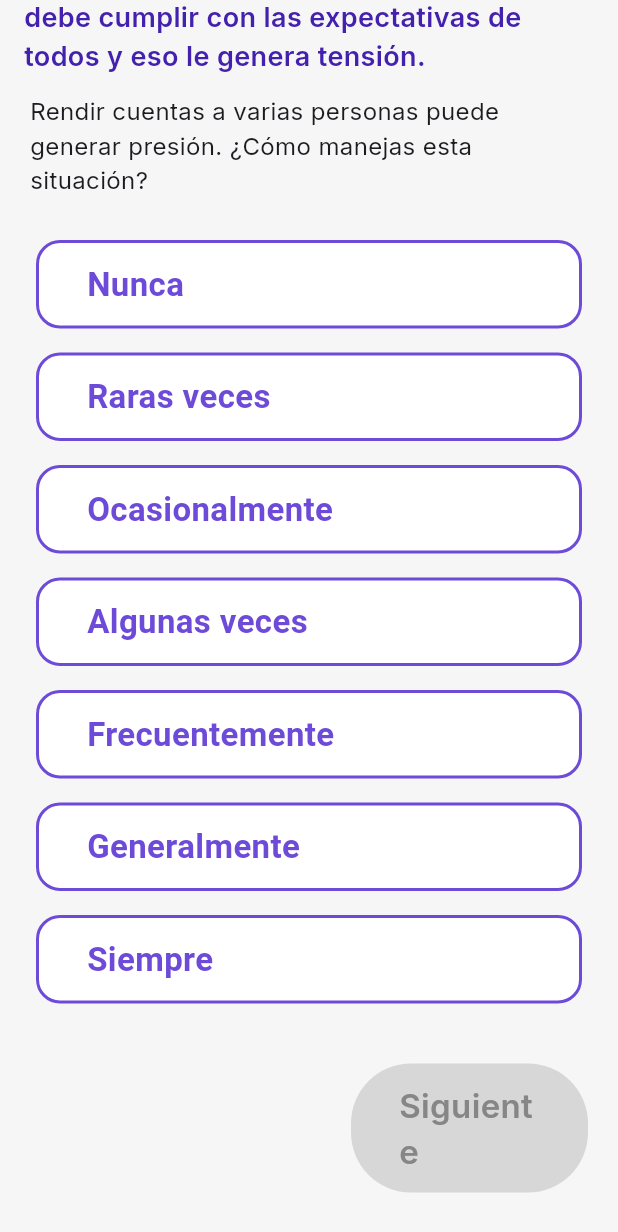
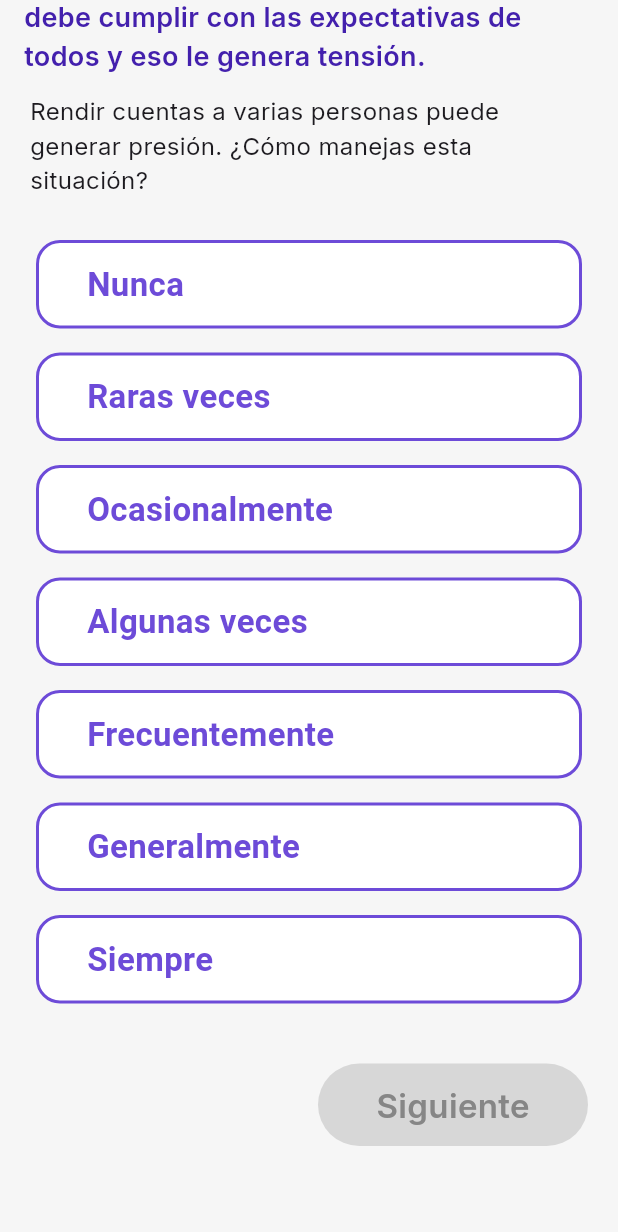
Before and after one commit to Funcional-Neuro-Laboral/fnlapp2, a Flutter app: the TestEstresQuestionScreen screen opened directly, scrolled down 167 dp, on a phone screen of 412 x 824 dp. Shown: the top 1232 px of the screen. Run offline on Flutter 3.47's test engine with Material 3 defaults, Android fonts, the phone set to English and light mode, and no system bars; our stand-ins replace flutter_dotenv, flutter_rating_bar, flutter_secure_storage, flutter_svg, flutter_tts, google_fonts and 5 more; missing offline and left inert: dart_jsonwebtoken; accounts and stored records are empty; network calls fail.

Commit message:
Se corrgió el diseño de los ojos y se mejoró la responsividad del boton

```diff
--- a/lib/Main/recuperarcontra.dart
+++ b/lib/Main/recuperarcontra.dart
@@ -540,7 +540,7 @@ class _ForgotPasswordScreenState extends State<ForgotPasswordScreen> {
                   padding: EdgeInsets.only(right: 8.0),
                   child: IconButton(
                     icon: Icon(
-                      _obscurePassword ? Icons.visibility : Icons.visibility_off,
+                      _obscurePassword ? Icons.visibility_off : Icons.visibility,
                       color: Colors.grey[600],
                     ),
                     onPressed: () {
@@ -591,7 +591,7 @@ class _ForgotPasswordScreenState extends State<ForgotPasswordScreen> {
                   padding: EdgeInsets.only(right: 8.0),
                   child: IconButton(
                     icon: Icon(
-                      _obscureConfirmPassword ? Icons.visibility : Icons.visibility_off,
+                      _obscureConfirmPassword ? Icons.visibility_off : Icons.visibility,
                       color: Colors.grey[600],
                     ),
                     onPressed: () {
--- a/lib/Main/testestres_form.dart
+++ b/lib/Main/testestres_form.dart
@@ -662,7 +662,7 @@ class _TestEstresQuestionScreenState extends State<TestEstresQuestionScreen> {
                       else
                         const SizedBox(width: 88), // Espacio vacío cuando no hay más preguntas anteriores
 
-                      // ---- SIGUIENTE / FINALIZAR ----
+// ---- SIGUIENTE / FINALIZAR ----
                       Builder(
                         builder: (context) {
                           final bool isNextEnabled = selectedOptions[currentQuestionIndex] != 0;
@@ -679,8 +679,11 @@ class _TestEstresQuestionScreenState extends State<TestEstresQuestionScreen> {
                             }
                                 : null,
                             child: Container(
-                              width: 158,
-                              padding: const EdgeInsets.symmetric(horizontal: 32, vertical: 12),
+                              constraints: BoxConstraints(
+                                minWidth: 120,
+                                maxWidth: 180,
+                              ),
+                              padding: const EdgeInsets.symmetric(horizontal: 24, vertical: 12),
                               clipBehavior: Clip.antiAlias,
                               decoration: ShapeDecoration(
                                 color: (isNextEnabled && !isSubmitting) ? const Color(0xFF6D4BD8) : const Color(0xFFD7D7D7),
```
